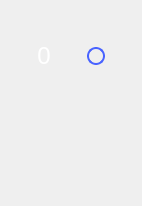
Above: ui/digitalIoChannel.ui from analogdevicesinc/scopy before the change. Below: the same form after it.
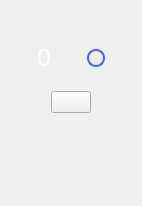
That is the form after the change. Icons and pictures are not drawn. Custom widgets are drawn as their Qt base class.

Commit message: DigitalIO: uses customswitch instead of regular pushbuttons

The edit to the form file:
```diff
--- a/ui/digitalIoChannel.ui
+++ b/ui/digitalIoChannel.ui
@@ -227,24 +227,6 @@
        <property name="layoutDirection">
         <enum>Qt::LeftToRight</enum>
        </property>
-       <property name="styleSheet">
-        <string notr="true">QPushButton
-{
-width:100px;
-height:30px;
-border-radius:2px;
-}
-QPushButton:!checked
-{
- border-image: url(&quot;:/icons/in-out-in.svg&quot;);
-}
-
-QPushButton:checked
-{
- border-image: url(&quot;:/icons/in-out-out.svg&quot;);
-}
-</string>
-       </property>
        <property name="text">
         <string/>
        </property>
@@ -369,6 +351,13 @@
    </item>
   </layout>
  </widget>
+ <customwidgets>
+  <customwidget>
+   <class>adiscope::CustomSwitch</class>
+   <extends>QPushButton</extends>
+   <header>customSwitch.hpp</header>
+  </customwidget>
+ </customwidgets>
  <resources/>
  <connections/>
 </ui>
```
Left out of the diff: 11 changed lines with no effect on the pictures.
